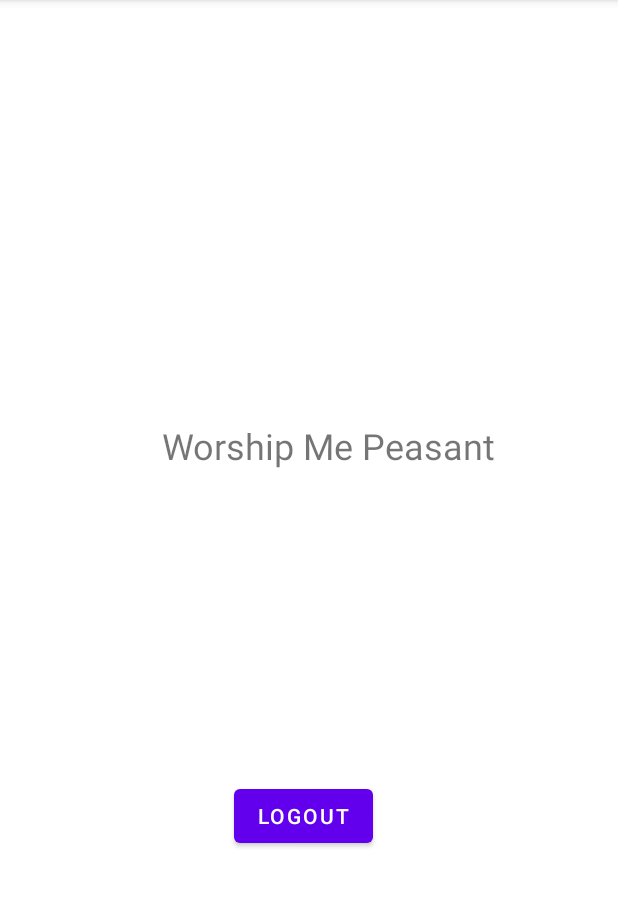
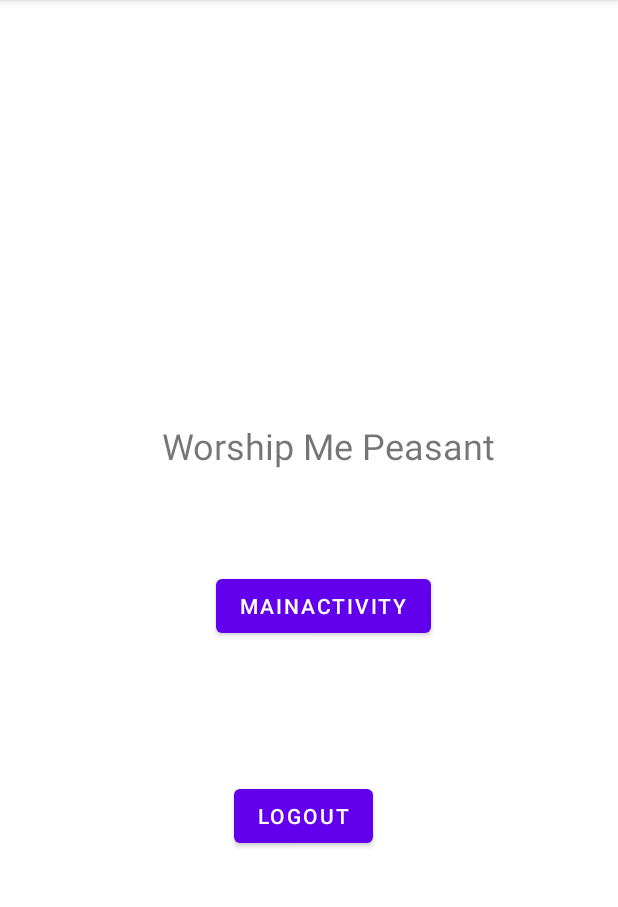
Before and after one commit to kristel-tech/android-nas, an Android app: the screen it shows after launch once a user with an empty profile is signed in (MainActivity2), on a phone screen of 412 x 824 dp, the part 84-991 px from its top. Run offline under Robolectric (Android 15) with nearby library versions, the phone set to English and light mode, and no system bars; our stand-ins replace Firebase (no records; nobody signed in at launch, a user with empty details on screens opened directly).

Commit message:
Authentication flow fixes and design ii

```diff
--- a/app/src/main/java/com/example/myapplication/MainActivity2.java
+++ b/app/src/main/java/com/example/myapplication/MainActivity2.java
@@ -13,11 +13,26 @@ public class MainActivity2 extends AppCompatActivity {
 
     Button logoutButtton;
 
+    Button active;
+
     @Override
     protected void onCreate(Bundle savedInstanceState) {
         super.onCreate(savedInstanceState);
         setContentView(R.layout.activity_main2);
         logoutButtton  =findViewById(R.id.logOutButton);
+
+        active = findViewById(R.id.button);
+
+        active.setOnClickListener(new View.OnClickListener() {
+            @Override
+            public void onClick(View v) {
+                FirebaseAuth.getInstance().signOut();
+                Intent advanceFirstPage = new Intent(MainActivity2.this, MainActivity.class);
+                startActivity(advanceFirstPage);
+            }
+        });
+
+
         logoutButtton.setOnClickListener(new View.OnClickListener() {
             @Override
             public void onClick(View v) {
--- a/app/src/main/res/layout/activity_main2.xml
+++ b/app/src/main/res/layout/activity_main2.xml
@@ -30,4 +30,14 @@
         app:layout_constraintStart_toStartOf="parent"
         />
 
+    <Button
+        android:id="@+id/button"
+        android:layout_width="wrap_content"
+        android:layout_height="wrap_content"
+        android:layout_marginStart="144dp"
+        android:layout_marginBottom="92dp"
+        android:text="MainActivity"
+        app:layout_constraintBottom_toTopOf="@+id/logOutButton"
+        app:layout_constraintStart_toStartOf="parent" />
+
 </androidx.constraintlayout.widget.ConstraintLayout>
```
